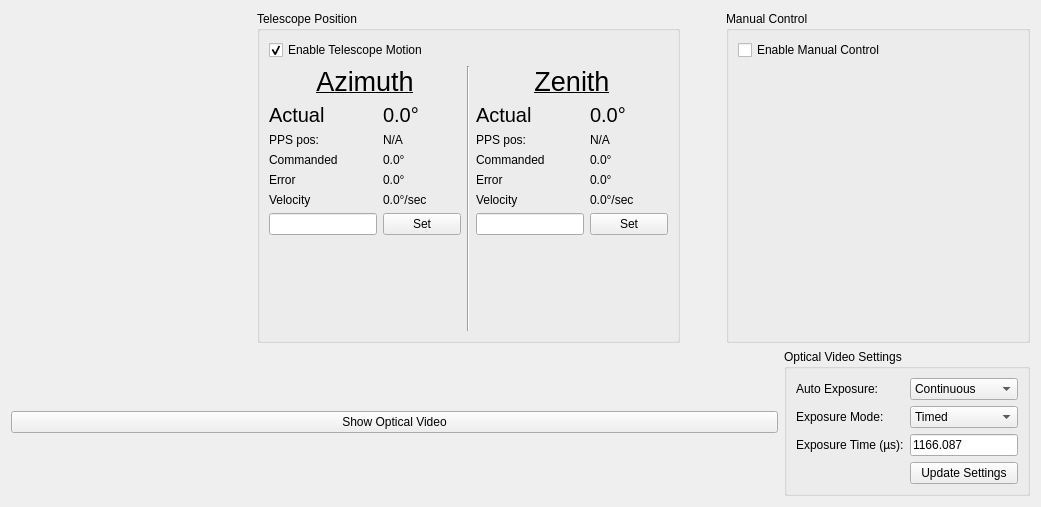
Tyronitar/rfsoc-interface, file ui_resources/telescope_control.ui: the form before one commit.
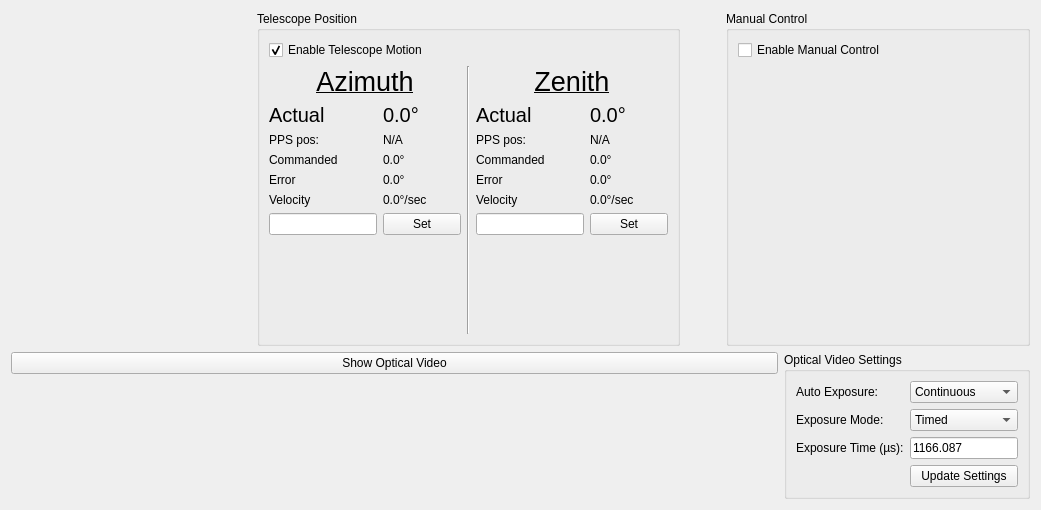
The form after the commit. Icons and pictures are not drawn. Custom widgets are drawn as their Qt base class.

Commit message: Try Switching to QImage for Video Feed

Diff of the .ui file:
```diff
--- a/ui_resources/telescope_control.ui
+++ b/ui_resources/telescope_control.ui
@@ -7,7 +7,7 @@
     <x>0</x>
     <y>0</y>
     <width>1041</width>
-    <height>507</height>
+    <height>510</height>
    </rect>
   </property>
   <property name="windowTitle">
@@ -30,90 +30,6 @@
      </property>
     </widget>
    </item>
-   <item row="1" column="1">
-    <widget class="QGroupBox" name="camera_settings_groupBox">
-     <property name="title">
-      <string>Optical Video Settings</string>
-     </property>
-     <layout class="QGridLayout" name="gridLayout_4">
-      <item row="2" column="0">
-       <widget class="QLabel" name="exposure_mode_label">
-        <property name="text">
-         <string>Exposure Mode:</string>
-        </property>
-       </widget>
-      </item>
-      <item row="4" column="1">
-       <widget class="QPushButton" name="update_camera_settings_pushButton">
-        <property name="text">
-         <string>Update Settings</string>
-        </property>
-       </widget>
-      </item>
-      <item row="2" column="1">
-       <widget class="QComboBox" name="exposure_mode_comboBox">
-        <property name="sizePolicy">
-         <sizepolicy hsizetype="Minimum" vsizetype="Fixed">
-          <horstretch>0</horstretch>
-          <verstretch>0</verstretch>
-         </sizepolicy>
-        </property>
-        <item>
-         <property name="text">
-          <string>Timed</string>
-         </property>
-        </item>
-       </widget>
-      </item>
-      <item row="0" column="1">
-       <widget class="QComboBox" name="auto_exposure_comboBox">
-        <item>
-         <property name="text">
-          <string>Continuous</string>
-         </property>
-        </item>
-        <item>
-         <property name="text">
-          <string>Once</string>
-         </property>
-        </item>
-        <item>
-         <property name="text">
-          <string>Off</string>
-         </property>
-        </item>
-       </widget>
-      </item>
-      <item row="3" column="1">
-       <widget class="QLineEdit" name="exposure_time_lineEdit">
-        <property name="sizePolicy">
-         <sizepolicy hsizetype="Minimum" vsizetype="Fixed">
-          <horstretch>0</horstretch>
-          <verstretch>0</verstretch>
-         </sizepolicy>
-        </property>
-        <property name="text">
-         <string>1166.087</string>
-        </property>
-       </widget>
-      </item>
-      <item row="3" column="0">
-       <widget class="QLabel" name="exposure_time_label">
-        <property name="text">
-         <string>Exposure Time (µs):</string>
-        </property>
-       </widget>
-      </item>
-      <item row="0" column="0">
-       <widget class="QLabel" name="label">
-        <property name="text">
-         <string>Auto Exposure:</string>
-        </property>
-       </widget>
-      </item>
-     </layout>
-    </widget>
-   </item>
    <item row="0" column="0" colspan="2">
     <layout class="QGridLayout" name="gridLayout">
      <item row="0" column="4">
@@ -515,6 +431,97 @@
      </item>
     </layout>
    </item>
+   <item row="2" column="0">
+    <widget class="QLabel" name="optical_label">
+     <property name="text">
+      <string/>
+     </property>
+    </widget>
+   </item>
+   <item row="1" column="1" rowspan="2">
+    <widget class="QGroupBox" name="camera_settings_groupBox">
+     <property name="title">
+      <string>Optical Video Settings</string>
+     </property>
+     <layout class="QGridLayout" name="gridLayout_4">
+      <item row="2" column="0">
+       <widget class="QLabel" name="exposure_mode_label">
+        <property name="text">
+         <string>Exposure Mode:</string>
+        </property>
+       </widget>
+      </item>
+      <item row="4" column="1">
+       <widget class="QPushButton" name="update_camera_settings_pushButton">
+        <property name="text">
+         <string>Update Settings</string>
+        </property>
+       </widget>
+      </item>
+      <item row="2" column="1">
+       <widget class="QComboBox" name="exposure_mode_comboBox">
+        <property name="sizePolicy">
+         <sizepolicy hsizetype="Minimum" vsizetype="Fixed">
+          <horstretch>0</horstretch>
+          <verstretch>0</verstretch>
+         </sizepolicy>
+        </property>
+        <item>
+         <property name="text">
+          <string>Timed</string>
+         </property>
+        </item>
+       </widget>
+      </item>
+      <item row="0" column="1">
+       <widget class="QComboBox" name="auto_exposure_comboBox">
+        <item>
+         <property name="text">
+          <string>Continuous</string>
+         </property>
+        </item>
+        <item>
+         <property name="text">
+          <string>Once</string>
+         </property>
+        </item>
+        <item>
+         <property name="text">
+          <string>Off</string>
+         </property>
+        </item>
+       </widget>
+      </item>
+      <item row="3" column="1">
+       <widget class="QLineEdit" name="exposure_time_lineEdit">
+        <property name="sizePolicy">
+         <sizepolicy hsizetype="Minimum" vsizetype="Fixed">
+          <horstretch>0</horstretch>
+          <verstretch>0</verstretch>
+         </sizepolicy>
+        </property>
+        <property name="text">
+         <string>1166.087</string>
+        </property>
+       </widget>
+      </item>
+      <item row="3" column="0">
+       <widget class="QLabel" name="exposure_time_label">
+        <property name="text">
+         <string>Exposure Time (µs):</string>
+        </property>
+       </widget>
+      </item>
+      <item row="0" column="0">
+       <widget class="QLabel" name="label">
+        <property name="text">
+         <string>Auto Exposure:</string>
+        </property>
+       </widget>
+      </item>
+     </layout>
+    </widget>
+   </item>
   </layout>
  </widget>
  <customwidgets>
```
The commit also changes 2 other files.
